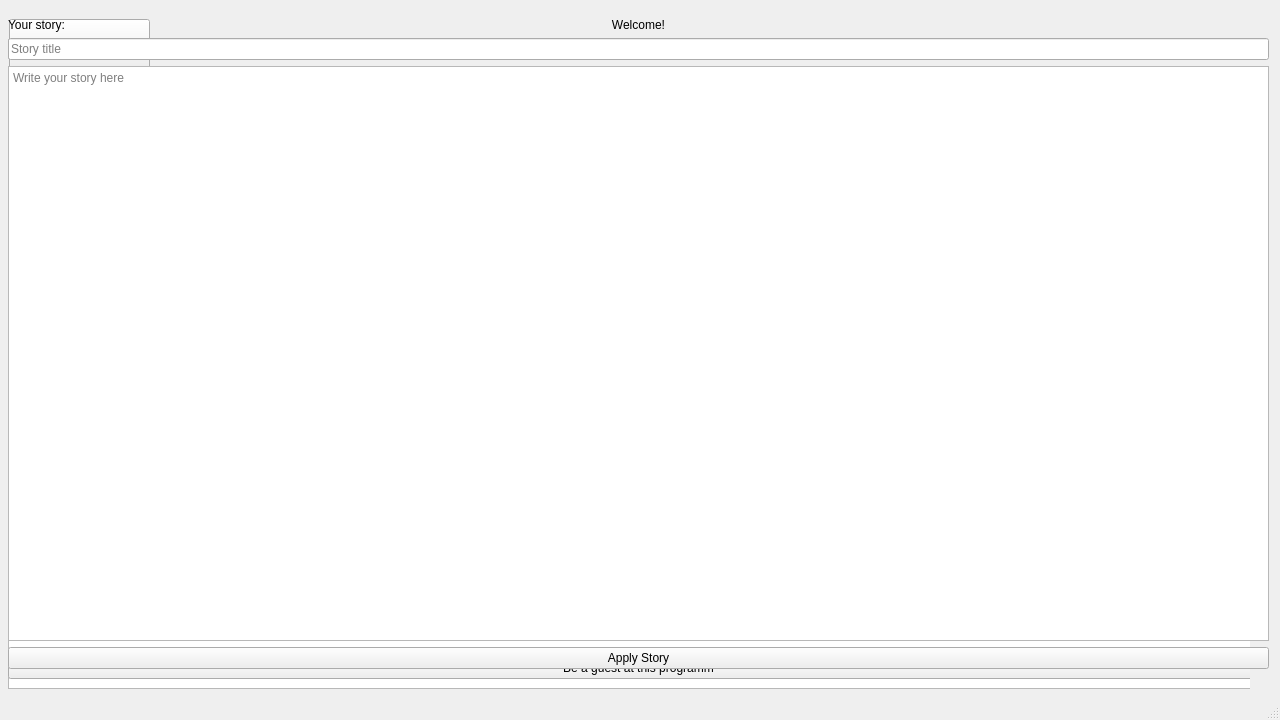
First picture: the form in cource_work/user.ui, repository ArchiGn98/Cource-Work, before the edit.
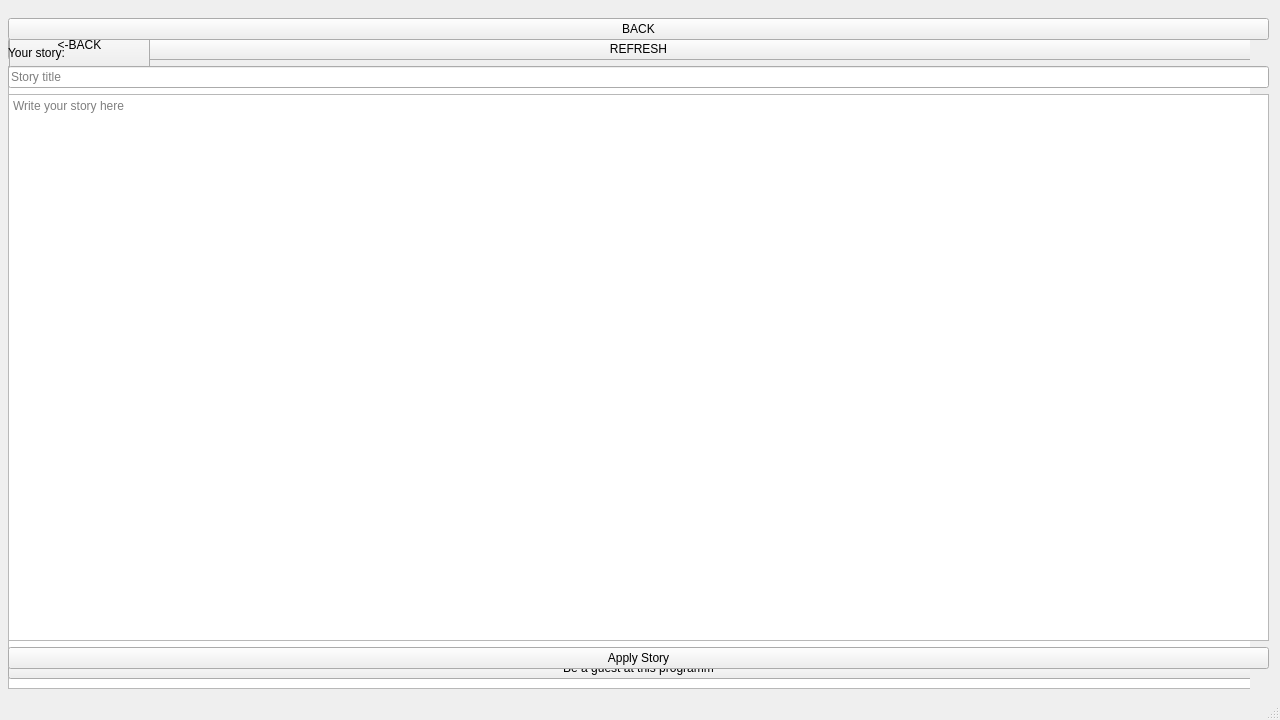
Second picture: the form after the edit.

What changed in the file:
```diff
--- a/cource_work/user.ui
+++ b/cource_work/user.ui
@@ -197,6 +197,13 @@
       </rect>
      </property>
      <layout class="QVBoxLayout" name="verticalLayout_3">
+      <item>
+       <widget class="QPushButton" name="pushButton_2">
+        <property name="text">
+         <string>BACK</string>
+        </property>
+       </widget>
+      </item>
       <item>
        <widget class="QLabel" name="story_label">
         <property name="text">
```
